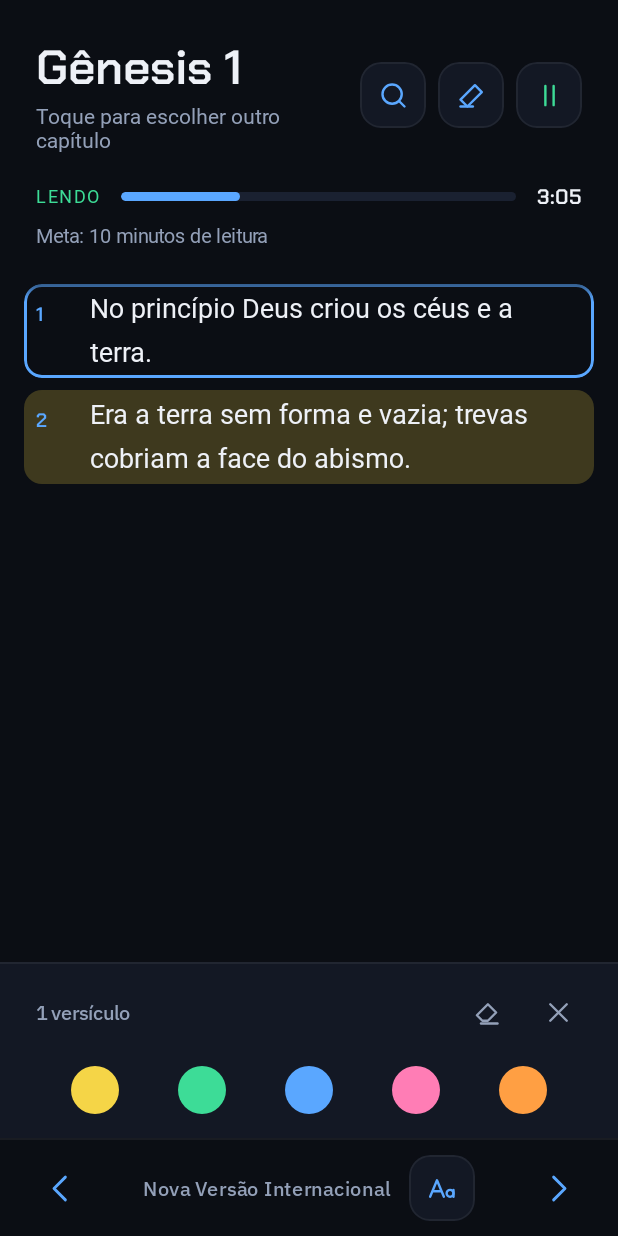
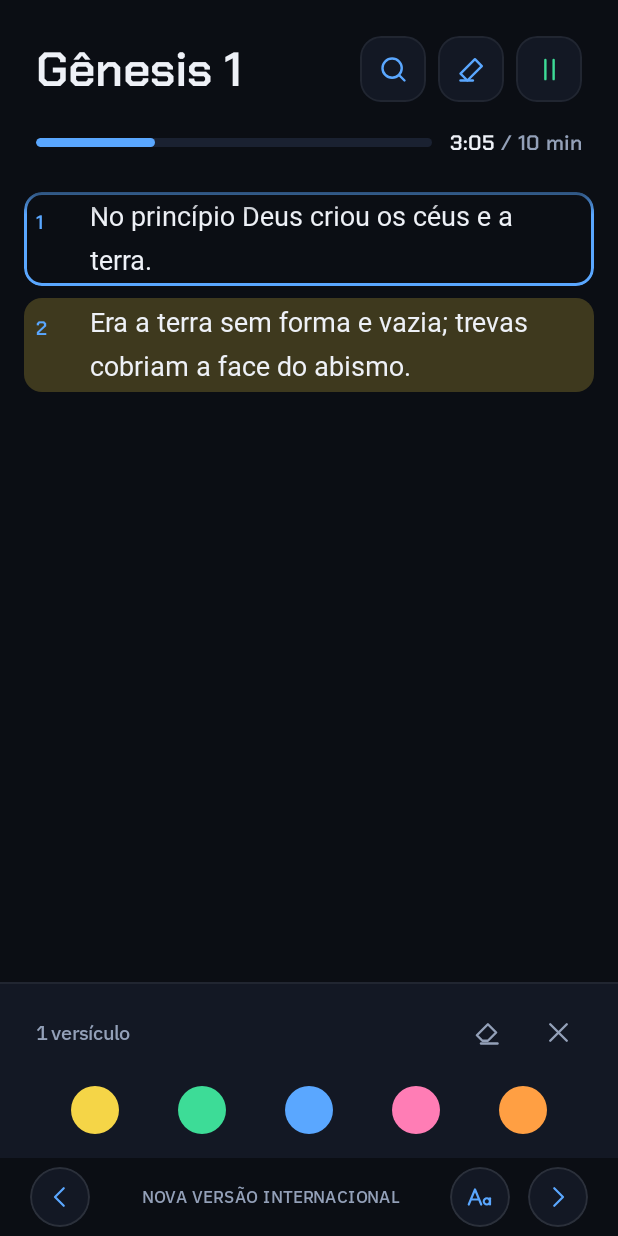
Before and after one commit to darklighty7/pessoal-app, an Android app built with Jetpack Compose: the @Preview function BibliaPreview, on a phone screen of 412 x 824 dp. Run offline under Robolectric (Android 15) with nearby library versions, the phone set to English and light mode, and no system bars; our stand-ins replace Room's generated code; Roboto replaces fonts that are not available here.

Commit message:
feat(biblia): leitura mais limpa — topo que recolhe e rodapé em círculos (v1.7.0)
A tela tinha ~270dp de moldura antes do primeiro versículo.

- Cabeçalho recolhe ao rolar para baixo: vira uma linha de 48dp com a
  abreviação, a barra, o tempo e o play; volta ao subir ou no topo
- Quatro linhas no topo viraram duas: saiu o subtítulo e o LENDO/PARADO;
  tempo e meta viraram "3:05 / 10 min", e "12:30 · +1 XP/min" ao cumprir
- Rodapé: os três controles viraram o mesmo círculo de 40dp, sem a linha
  dura de 1dp (a lista já esmaece). 64dp -> 52dp
- BotaoRedondo em componentes

Sobram ~120dp, umas quatro linhas de versículo. A rolagem é observada por
snapshotFlow, com limiar de 24px para o cabeçalho não piscar.

Não compilado: falta o SDK do Android no ambiente.

Co-Authored-By: Claude Opus 5 <noreply@anthropic.com>
Claude-Session: https://claude.ai/code/session_01PvoFAX8McxrNT4vm9CAdwx

```diff
--- a/app/src/main/java/dev/pedro/pessoal/ui/biblia/BibliaTela.kt
+++ b/app/src/main/java/dev/pedro/pessoal/ui/biblia/BibliaTela.kt
@@ -9,6 +9,19 @@ import androidx.compose.material3.OutlinedTextFieldDefaults
 import androidx.compose.runtime.LaunchedEffect
 import androidx.compose.ui.text.input.ImeAction
 import dev.pedro.pessoal.ui.theme.Fundo
+import androidx.compose.animation.AnimatedVisibility
+import androidx.compose.animation.core.tween
+import androidx.compose.animation.expandVertically
+import androidx.compose.animation.fadeIn
+import androidx.compose.animation.fadeOut
+import androidx.compose.animation.shrinkVertically
+import androidx.compose.foundation.lazy.LazyListState
+import androidx.compose.runtime.mutableStateOf
+import androidx.compose.runtime.snapshotFlow
+import androidx.compose.ui.text.style.TextAlign
+import androidx.compose.ui.unit.IntSize
+import dev.pedro.pessoal.ui.componentes.BotaoRedondo
+import kotlin.math.abs
 import androidx.compose.ui.focus.FocusRequester
 import androidx.compose.ui.focus.focusRequester
 import androidx.compose.foundation.clickable
@@ -72,14 +85,12 @@ import androidx.compose.runtime.DisposableEffect
 import androidx.compose.runtime.Immutable
 import androidx.compose.runtime.State
 import androidx.compose.runtime.getValue
-import androidx.compose.runtime.mutableStateOf
 import androidx.compose.runtime.remember
 import androidx.compose.runtime.rememberUpdatedState
 import androidx.compose.runtime.setValue
 import androidx.compose.ui.Alignment
 import androidx.compose.ui.Modifier
 import androidx.compose.ui.text.font.FontWeight
-import androidx.compose.ui.text.style.TextAlign
 import androidx.compose.ui.tooling.preview.Preview
 import androidx.compose.ui.unit.dp
 import androidx.compose.ui.unit.sp
@@ -98,6 +109,12 @@ import dev.pedro.pessoal.ui.theme.Superficie
 import dev.pedro.pessoal.ui.theme.Texto
 import dev.pedro.pessoal.ui.theme.TextoSecundario
 import dev.pedro.pessoal.ui.theme.Trilho
+
+/** Quanto tempo o cabeçalho leva para recolher ou voltar. */
+private const val TROCA_DE_CABECALHO_MS = 140
+
+/** Rolagem menor que isto é tremida de dedo parado, não intenção de descer. */
+private const val LIMIAR_ROLAGEM_PX = 24
 
 @OptIn(androidx.compose.material3.ExperimentalMaterial3Api::class)
 @Composable
@@ -282,64 +299,33 @@ private fun Leitor(
     }
 
     Column(modifier.fillMaxSize()) {
-        Column(Modifier.fillMaxWidth().padding(start = 24.dp, end = 24.dp, top = 24.dp)) {
-            Row(
-                Modifier.fillMaxWidth(),
-                verticalAlignment = Alignment.CenterVertically,
-                horizontalArrangement = Arrangement.SpaceBetween,
-            ) {
-                Column(Modifier.weight(1f).clickable(onClick = aoAbrirIndice), verticalArrangement = Arrangement.spacedBy(4.dp)) {
-                    Text(
-                        "${estado.livroAberto?.nome ?: ""} ${estado.capitulo}",
-                        style = MaterialTheme.typography.headlineMedium,
-                        color = Texto,
-                        // Com três botões ao lado, sobra menos largura: "Cântico dos Cânticos 8"
-                        // ocupa duas linhas. O limite evita o cabeçalho empurrar o texto para baixo.
-                        maxLines = 2,
-                        overflow = TextOverflow.Ellipsis,
-                    )
-                    Text(
-                        "Toque para escolher outro capítulo",
-                        style = MaterialTheme.typography.bodyMedium,
-                        color = TextoSecundario,
+        // Lendo, o topo inteiro é moldura: ao descer, sobra só a linha do cronômetro, e
+        // ela volta assim que a rolagem inverte. A troca é curta, no mesmo tempo das abas.
+        val recolhido by lista.rolandoParaBaixo()
+        val animacao = tween<IntSize>(TROCA_DE_CABECALHO_MS)
+        val aparecer = fadeIn(tween(TROCA_DE_CABECALHO_MS)) + expandVertically(animacao)
+        val sumir = fadeOut(tween(TROCA_DE_CABECALHO_MS)) + shrinkVertically(animacao)
+
+        AnimatedVisibility(visible = !recolhido, enter = aparecer, exit = sumir) {
+            CabecalhoAberto(
+                estado = estado,
+                minutos = minutos,
+                meta = meta,
+                aoAbrirIndice = aoAbrirIndice,
+                aoBuscar = aoBuscar,
+                aoAbrirGrifos = aoAbrirGrifos,
+                aoAlternarCronometro = aoAlternarCronometro,
             )
         }
-                Row(horizontalArrangement = Arrangement.spacedBy(8.dp)) {
-                    BotaoIcone(Icones.Lupa, "Buscar passagem", aoTocar = aoBuscar, cor = Neon)
-                    BotaoIcone(Icones.Marcador, "Meus grifos", aoTocar = aoAbrirGrifos, cor = Neon)
-                    BotaoIcone(
-                        icone = if (estado.cronometroLigado) Icones.Pausar else Icones.Tocar,
-                        descricao = if (estado.cronometroLigado) "Pausar leitura" else "Começar leitura",
-                        aoTocar = aoAlternarCronometro,
-                        cor = if (estado.cronometroLigado) Ganho else Neon,
+
+        AnimatedVisibility(visible = recolhido, enter = aparecer, exit = sumir) {
+            CabecalhoFino(
+                estado = estado,
+                minutos = minutos,
+                meta = meta,
+                aoAbrirIndice = aoAbrirIndice,
+                aoAlternarCronometro = aoAlternarCronometro,
             )
-                }
-            }
-
-            Column(Modifier.padding(top = 20.dp), verticalArrangement = Arrangement.spacedBy(10.dp)) {
-                Row(Modifier.fillMaxWidth(), verticalAlignment = Alignment.CenterVertically, horizontalArrangement = Arrangement.spacedBy(14.dp)) {
-                    Text(
-                        if (estado.cronometroLigado) "LENDO" else "PARADO",
-                        style = MaterialTheme.typography.labelSmall.copy(fontWeight = FontWeight.SemiBold, letterSpacing = 1.sp),
-                        color = if (estado.cronometroLigado) Ganho else TextoSecundario,
-                    )
-                    BarraNeon((minutos.toFloat() / meta).coerceAtMost(1f), Modifier.weight(1f), altura = 6.dp)
-                    Text(
-                        "%d:%02d".format(minutos, estado.segundos % 60),
-                        fontFamily = ChakraPetch, fontWeight = FontWeight.SemiBold, fontSize = 14.sp,
-                        color = Texto,
-                    )
-                }
-                Text(
-                    if (minutos >= meta) {
-                        "Meta do dia alcançada. Cada minuto a mais ainda rende 1 XP."
-                    } else {
-                        "Meta: $meta minutos de leitura"
-                    },
-                    style = MaterialTheme.typography.bodySmall,
-                    color = if (minutos >= meta) Ganho else TextoSecundario,
-                )
-            }
         }
 
         LazyColumn(
@@ -372,36 +358,28 @@ private fun Leitor(
             )
         }
 
-        Column(Modifier.fillMaxWidth()) {
-            Box(Modifier.fillMaxWidth().height(1.dp).background(Borda))
         Row(
-                Modifier.fillMaxWidth().navigationBarsPadding().padding(horizontal = 16.dp, vertical = 8.dp),
+            Modifier
+                .fillMaxWidth()
+                .navigationBarsPadding()
+                .padding(horizontal = 20.dp, vertical = 6.dp),
             verticalAlignment = Alignment.CenterVertically,
+            horizontalArrangement = Arrangement.spacedBy(12.dp),
         ) {
-                IconButton(onClick = aoVoltar, modifier = Modifier.size(48.dp)) {
-                    Icon(Icones.Voltar, contentDescription = "Capítulo anterior", tint = Neon, modifier = Modifier.size(26.dp))
-                }
-                // O meio ocupa o que sobra (weight): as setas de 48dp nunca são espremidas, e o nome da versão
-                // encolhe com reticências se faltar espaço (telas estreitas ou fonte grande do sistema).
-                Row(
-                    Modifier.weight(1f),
-                    horizontalArrangement = Arrangement.spacedBy(12.dp, Alignment.CenterHorizontally),
-                    verticalAlignment = Alignment.CenterVertically,
-                ) {
+            BotaoRedondo(Icones.Voltar, "Capítulo anterior", aoTocar = aoVoltar, cor = Neon)
+            // O nome da versão encolhe com reticências se faltar espaço (telas estreitas
+            // ou fonte grande do sistema); os círculos nunca são espremidos.
             Text(
-                        BibliaRepositorio.NOME_VERSAO,
-                        style = MaterialTheme.typography.labelMedium.copy(letterSpacing = 0.5.sp),
+                BibliaRepositorio.NOME_VERSAO.uppercase(),
+                style = MaterialTheme.typography.labelSmall.copy(fontSize = 11.sp, letterSpacing = 0.6.sp),
                 color = TextoSecundario,
                 maxLines = 1,
                 overflow = TextOverflow.Ellipsis,
-                        modifier = Modifier.weight(1f, fill = false),
+                textAlign = TextAlign.Center,
+                modifier = Modifier.weight(1f),
             )
-                    BotaoIcone(Icones.Fonte, "Tamanho do texto", aoTocar = aoAbrirTamanho, cor = Neon)
-                }
-                IconButton(onClick = aoAvancar, modifier = Modifier.size(48.dp)) {
-                    Icon(Icones.Avancar, contentDescription = "Próximo capítulo", tint = Neon, modifier = Modifier.size(26.dp))
-                }
-            }
+            BotaoRedondo(Icones.Fonte, "Tamanho do texto", aoTocar = aoAbrirTamanho, cor = Neon)
+            BotaoRedondo(Icones.Avancar, "Próximo capítulo", aoTocar = aoAvancar, cor = Neon)
         }
     }
 }
@@ -414,6 +392,161 @@ private data class MedidasVerso(
     val larguraNumero: Dp,
     val topoNumero: Dp,
 )
+
+/**
+ * Cabeçalho aberto: o nome do capítulo (toque abre o índice), os três botões, e uma linha
+ * só com a barra e o tempo. Antes eram quatro linhas: título, "toque para escolher outro
+ * capítulo", "LENDO/PARADO + barra + tempo" e a meta. O botão de play já mostra o estado
+ * pela cor, e a barra já mostra o quanto falta.
+ */
+@Composable
+private fun CabecalhoAberto(
+    estado: EstadoBiblia,
+    minutos: Int,
+    meta: Int,
+    aoAbrirIndice: () -> Unit,
+    aoBuscar: () -> Unit,
+    aoAbrirGrifos: () -> Unit,
+    aoAlternarCronometro: () -> Unit,
+) {
+    val cumpriu = minutos >= meta
+    Column(Modifier.fillMaxWidth().padding(start = 24.dp, end = 24.dp, top = 24.dp)) {
+        Row(
+            Modifier.fillMaxWidth(),
+            verticalAlignment = Alignment.CenterVertically,
+            horizontalArrangement = Arrangement.SpaceBetween,
+        ) {
+            Text(
+                "${estado.livroAberto?.nome ?: ""} ${estado.capitulo}",
+                style = MaterialTheme.typography.headlineMedium,
+                color = Texto,
+                // Com três botões ao lado sobra menos largura: "Cântico dos Cânticos 8"
+                // ocupa duas linhas. O limite evita o cabeçalho empurrar o texto para baixo.
+                maxLines = 2,
+                overflow = TextOverflow.Ellipsis,
+                modifier = Modifier
+                    .weight(1f)
+                    .clickable(onClickLabel = "Escolher outro capítulo", onClick = aoAbrirIndice),
+            )
+            Row(horizontalArrangement = Arrangement.spacedBy(8.dp)) {
+                BotaoIcone(Icones.Lupa, "Buscar passagem", aoTocar = aoBuscar, cor = Neon)
+                BotaoIcone(Icones.Marcador, "Meus grifos", aoTocar = aoAbrirGrifos, cor = Neon)
+                BotaoIcone(
+                    icone = if (estado.cronometroLigado) Icones.Pausar else Icones.Tocar,
+                    descricao = if (estado.cronometroLigado) "Pausar leitura" else "Começar leitura",
+                    aoTocar = aoAlternarCronometro,
+                    cor = if (estado.cronometroLigado) Ganho else Neon,
+                )
+            }
+        }
+
+        Row(
+            Modifier.fillMaxWidth().padding(top = 18.dp),
+            verticalAlignment = Alignment.CenterVertically,
+            horizontalArrangement = Arrangement.spacedBy(12.dp),
+        ) {
+            BarraNeon(
+                (minutos.toFloat() / meta).coerceAtMost(1f),
+                Modifier.weight(1f),
+                altura = 6.dp,
+                cor = if (cumpriu) Ganho else Neon,
+            )
+            Row(verticalAlignment = Alignment.CenterVertically) {
+                Text(
+                    "%d:%02d".format(minutos, estado.segundos % 60),
+                    fontFamily = ChakraPetch, fontWeight = FontWeight.SemiBold, fontSize = 14.sp,
+                    color = if (cumpriu) Ganho else Texto,
+                )
+                Text(
+                    // Cumprida a meta, o lugar da meta passa a dizer o que ainda se ganha lendo mais.
+                    if (cumpriu) " · +1 XP/min" else " / $meta min",
+                    fontFamily = ChakraPetch, fontWeight = FontWeight.Medium, fontSize = 14.sp,
+                    color = if (cumpriu) Ganho else TextoSecundario,
+                    maxLines = 1,
+                )
+            }
+        }
+    }
+}
+
+/**
+ * Cabeçalho recolhido: uma linha de 48dp com a abreviação do livro, a barra, o tempo e o
+ * play. Aparece enquanto a leitura desce e some assim que a rolagem inverte.
+ */
+@Composable
+private fun CabecalhoFino(
+    estado: EstadoBiblia,
+    minutos: Int,
+    meta: Int,
+    aoAbrirIndice: () -> Unit,
+    aoAlternarCronometro: () -> Unit,
+) {
+    val cumpriu = minutos >= meta
+    Column(Modifier.fillMaxWidth().padding(top = 8.dp)) {
+        Row(
+            Modifier.fillMaxWidth().height(48.dp).padding(horizontal = 20.dp),
+            verticalAlignment = Alignment.CenterVertically,
+            horizontalArrangement = Arrangement.spacedBy(12.dp),
+        ) {
+            Text(
+                estado.livroAberto?.let { "${it.abreviacao.replaceFirstChar(Char::uppercase)} ${estado.capitulo}" }.orEmpty(),
+                fontFamily = ChakraPetch, fontWeight = FontWeight.SemiBold, fontSize = 15.sp,
+                color = TextoSecundario,
+                maxLines = 1,
+                modifier = Modifier.clickable(onClickLabel = "Escolher outro capítulo", onClick = aoAbrirIndice),
+            )
+            BarraNeon(
+                (minutos.toFloat() / meta).coerceAtMost(1f),
+                Modifier.weight(1f),
+                altura = 4.dp,
+                cor = if (cumpriu) Ganho else Neon,
+            )
+            Text(
+                "%d:%02d".format(minutos, estado.segundos % 60),
+                fontFamily = ChakraPetch, fontWeight = FontWeight.SemiBold, fontSize = 13.sp,
+                color = if (cumpriu) Ganho else Texto,
+                maxLines = 1,
+            )
+            BotaoRedondo(
+                icone = if (estado.cronometroLigado) Icones.Pausar else Icones.Tocar,
+                descricao = if (estado.cronometroLigado) "Pausar leitura" else "Começar leitura",
+                aoTocar = aoAlternarCronometro,
+                cor = if (estado.cronometroLigado) Ganho else Neon,
+                tamanho = 32.dp,
+                tamanhoIcone = 16.dp,
+            )
+        }
+        Box(Modifier.fillMaxWidth().padding(horizontal = 20.dp).height(1.dp).background(Borda))
+    }
+}
+
+/**
+ * Verdadeiro enquanto a leitura está descendo; volta a falso ao subir ou ao chegar no topo.
+ *
+ * Observa a posição pelo `snapshotFlow` em vez de recompor a tela a cada pixel rolado.
+ * Movimentos de poucos pixels são ignorados: sem isso, a tremida do dedo parado faria o
+ * cabeçalho piscar.
+ */
+@Composable
+private fun LazyListState.rolandoParaBaixo(): State<Boolean> {
+    val descendo = remember { mutableStateOf(false) }
+    LaunchedEffect(this) {
+        var indiceAnterior = firstVisibleItemIndex
+        var offsetAnterior = firstVisibleItemScrollOffset
+        snapshotFlow { firstVisibleItemIndex to firstVisibleItemScrollOffset }.collect { (indice, offset) ->
+            val desceu = when {
+                indice != indiceAnterior -> indice > indiceAnterior
+                abs(offset - offsetAnterior) < LIMIAR_ROLAGEM_PX -> return@collect
+                else -> offset > offsetAnterior
+            }
+            // No começo do capítulo o cabeçalho está sempre aberto.
+            descendo.value = desceu && (indice > 0 || offset > 0)
+            indiceAnterior = indice
+            offsetAnterior = offset
+        }
+    }
+    return descendo
+}
 
 @Composable
 private fun Versiculo(
--- a/app/src/main/java/dev/pedro/pessoal/ui/componentes/BotaoIcone.kt
+++ b/app/src/main/java/dev/pedro/pessoal/ui/componentes/BotaoIcone.kt
@@ -5,6 +5,7 @@ import androidx.compose.foundation.border
 import androidx.compose.foundation.clickable
 import androidx.compose.foundation.layout.Box
 import androidx.compose.foundation.layout.size
+import androidx.compose.foundation.shape.CircleShape
 import androidx.compose.foundation.shape.RoundedCornerShape
 import androidx.compose.material3.Icon
 import androidx.compose.runtime.Composable
@@ -14,8 +15,10 @@ import androidx.compose.ui.draw.clip
 import androidx.compose.ui.graphics.Color
 import androidx.compose.ui.graphics.vector.ImageVector
 import androidx.compose.ui.semantics.Role
+import androidx.compose.ui.unit.Dp
 import androidx.compose.ui.unit.dp
 import dev.pedro.pessoal.ui.theme.Borda
+import dev.pedro.pessoal.ui.theme.BordaForte
 import dev.pedro.pessoal.ui.theme.Superficie
 import dev.pedro.pessoal.ui.theme.Texto
 
@@ -41,3 +44,31 @@ fun BotaoIcone(
         Icon(icone, contentDescription = descricao, tint = cor, modifier = Modifier.size(22.dp))
     }
 }
+
+/**
+ * Botão redondo, usado no rodapé da leitura. Os três controles de lá (capítulo anterior,
+ * tamanho do texto e próximo capítulo) usam o mesmo círculo, para o olho reconhecer que
+ * são a mesma coisa.
+ */
+@Composable
+fun BotaoRedondo(
+    icone: ImageVector,
+    descricao: String,
+    aoTocar: () -> Unit,
+    modifier: Modifier = Modifier,
+    cor: Color = Texto,
+    tamanho: Dp = 40.dp,
+    tamanhoIcone: Dp = 20.dp,
+) {
+    Box(
+        modifier
+            .size(tamanho)
+            .clip(CircleShape)
+            .background(Superficie)
+            .border(1.dp, BordaForte, CircleShape)
+            .clickable(role = Role.Button, onClickLabel = descricao, onClick = aoTocar),
+        contentAlignment = Alignment.Center,
+    ) {
+        Icon(icone, contentDescription = descricao, tint = cor, modifier = Modifier.size(tamanhoIcone))
+    }
+}
```
Also changed, not shown: 2 other files. Lines whose indentation alone changed are shown as unchanged.
